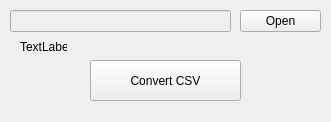
Old version of the form megamart-lampung/gui.ui in the repository evosys/CSVConverter.
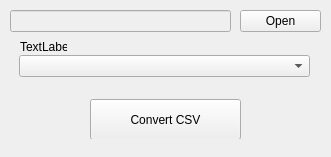
New version of the form.

Commit message: add dropdown outlet list

The edit to the form file:
```diff
--- a/megamart-lampung/gui.ui
+++ b/megamart-lampung/gui.ui
@@ -7,7 +7,7 @@
     <x>0</x>
     <y>0</y>
     <width>331</width>
-    <height>122</height>
+    <height>157</height>
    </rect>
   </property>
   <property name="minimumSize">
@@ -65,7 +65,7 @@
     <property name="geometry">
      <rect>
       <x>90</x>
-      <y>60</y>
+      <y>99</y>
       <width>151</width>
       <height>41</height>
      </rect>
@@ -87,6 +87,16 @@
      <string>TextLabel</string>
     </property>
    </widget>
+   <widget class="QComboBox" name="cbOutlet">
+    <property name="geometry">
+     <rect>
+      <x>19</x>
+      <y>55</y>
+      <width>291</width>
+      <height>22</height>
+     </rect>
+    </property>
+   </widget>
   </widget>
   <widget class="QMenuBar" name="menubar">
    <property name="geometry">
```
The commit also changes 5 other files.
